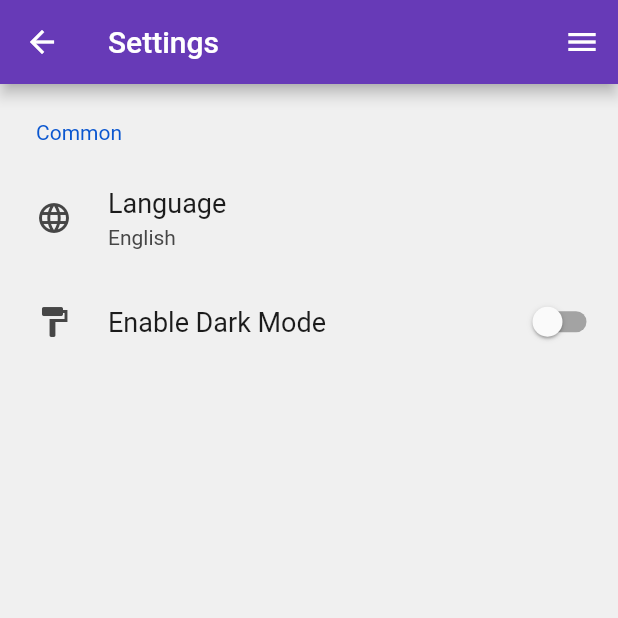
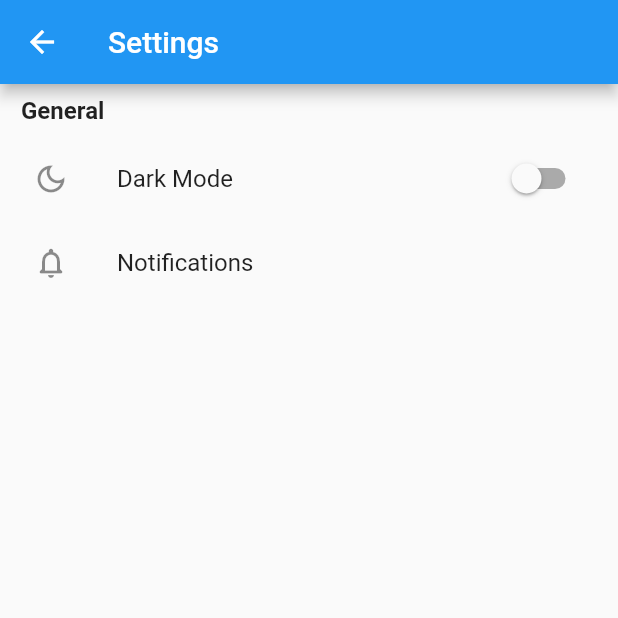
Before and after one commit to popcorn9499/TransitApp, a Flutter app: the SettingsMenu screen opened directly, on a phone screen of 412 x 824 dp, the top half of it. Run offline on Flutter 3.47's test engine with Material 2 defaults, Android fonts, the phone set to English and light mode, and no system bars; drawn by our look-alikes of settings_ui; our stand-ins replace geolocator, shared_preferences, sprintf; accounts and stored records are empty.

Commit message:
redesign the settings ui

```diff
--- a/lib/widgets/menus/settings_menu.dart
+++ b/lib/widgets/menus/settings_menu.dart
@@ -1,3 +1,4 @@
+
 import 'package:flutter/material.dart';
 import 'package:settings_ui/settings_ui.dart';
 import 'package:transit_app/Config/DarkThemePreference.dart';
@@ -16,11 +17,6 @@ class SettingsMenu extends StatefulWidget {
 class SettingsMenuState extends State<SettingsMenu> {
   late ErrorSnackBar errorPrompt;
   bool darkMode = false;
-
-
-  SettingsMenuState();
-
-
   @override
   initState() {
       WidgetsBinding.instance
@@ -42,40 +38,92 @@ class SettingsMenuState extends State<SettingsMenu> {
 
   @override
   Widget build(BuildContext context) {
-    print("Setting Used $darkMode");
-    return Scaffold(
+    return Theme(
+      data: darkMode ? ThemeData.dark() : ThemeData.light(),
+      child: Scaffold(
         appBar: AppBar(
           title: const Text("Settings"),
-        actions: [
-          PopupMenu(),
-        ],
         ),
-      body: SettingsList(
-        sections: [
-          SettingsSection(
-            title: Text('Common'),
-            tiles: <SettingsTile>[
-              SettingsTile.navigation(
-                leading: Icon(Icons.language),
-                title: Text('Language'),
-                value: Text('English'),
-              ),
-              SettingsTile.switchTile(
-                onToggle: (value) {
+        body: Center(
+          child: Container(
+            constraints: const BoxConstraints(maxWidth: 400),
+            child: ListView(
+              children: [
+                _SingleSection(
+                  title: "General",
+                  children: [
+                    _CustomListTile(
+                        title: "Dark Mode",
+                        icon: Icons.dark_mode_outlined,
+                        trailing: Switch(
+                            value: darkMode,
+                            onChanged: (value) {
                               DarkThemePreference().setDarkTheme(value);
                               isLightTheme.add(value ? ThemeMode.dark : ThemeMode.light);
                               setState(() {
                                 darkMode = value;
                               });
-                },
-                initialValue: darkMode,
-                leading: Icon(Icons.format_paint),
-                title: Text('Enable Dark Mode'),
-              ),
+                            })),
+                    const _CustomListTile(
+                        title: "Notifications",
+                        icon: Icons.notifications_none_rounded),
+                  ],
+                )
               ],
             ),
-        ],
+          ),
+        ),
       ),
     );
   }
 }
+
+class _CustomListTile extends StatelessWidget {
+  final String title;
+  final IconData icon;
+  final Widget? trailing;
+  const _CustomListTile(
+      {Key? key, required this.title, required this.icon, this.trailing})
+      : super(key: key);
+
+  @override
+  Widget build(BuildContext context) {
+    return ListTile(
+      title: Text(title),
+      leading: Icon(icon),
+      trailing: trailing,
+      onTap: () {},
+    );
+  }
+}
+
+class _SingleSection extends StatelessWidget {
+  final String? title;
+  final List<Widget> children;
+  const _SingleSection({
+    Key? key,
+    this.title,
+    required this.children,
+  }) : super(key: key);
+
+  @override
+  Widget build(BuildContext context) {
+    return Column(
+      mainAxisAlignment: MainAxisAlignment.start,
+      crossAxisAlignment: CrossAxisAlignment.start,
+      children: [
+        if (title != null)
+          Padding(
+            padding: const EdgeInsets.all(8.0),
+            child: Text(
+              title!,
+              style: const TextStyle(fontSize: 16, fontWeight: FontWeight.bold),
+            ),
+          ),
+        Column(
+          children: children,
+        ),
+      ],
+    );
+  }
+}
```
Lines whose indentation alone changed are shown as unchanged.
